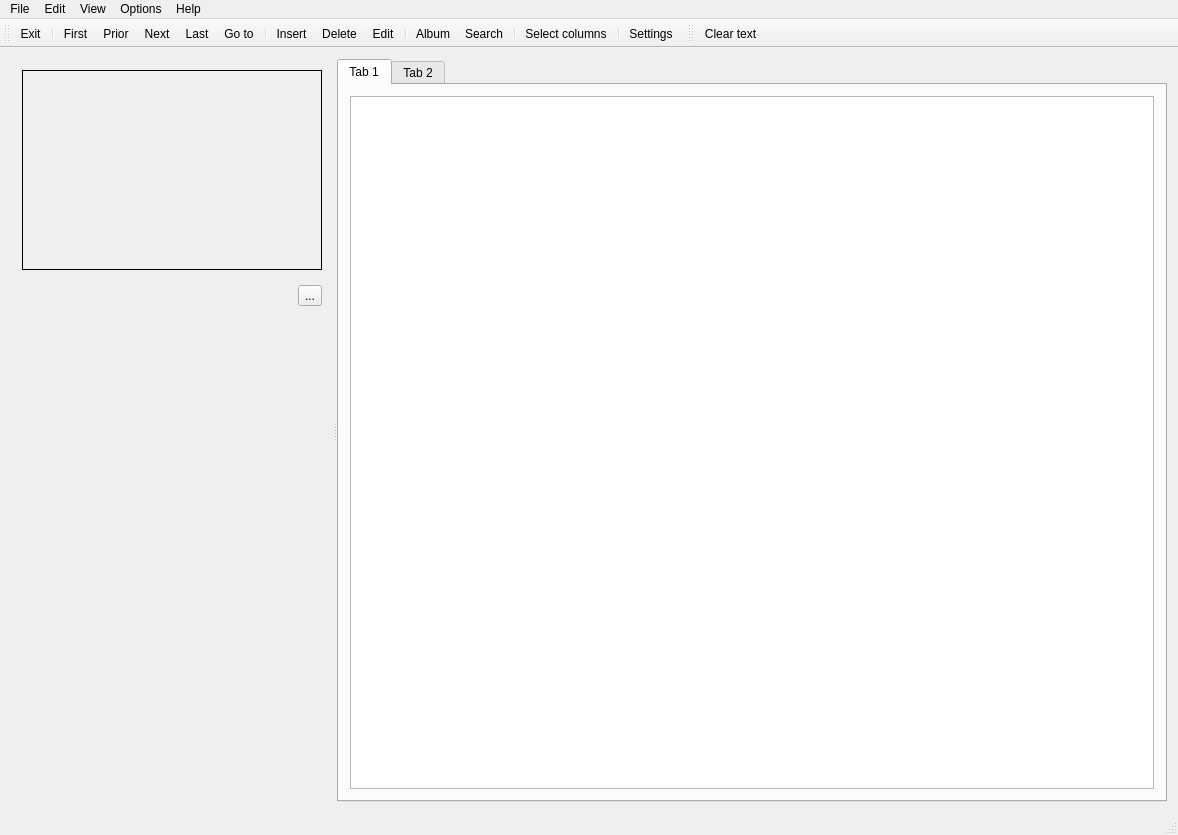
This is Forms/CMain.ui in skynowa/xxxdb as Qt 5 draws it before an edit. The edited form follows.
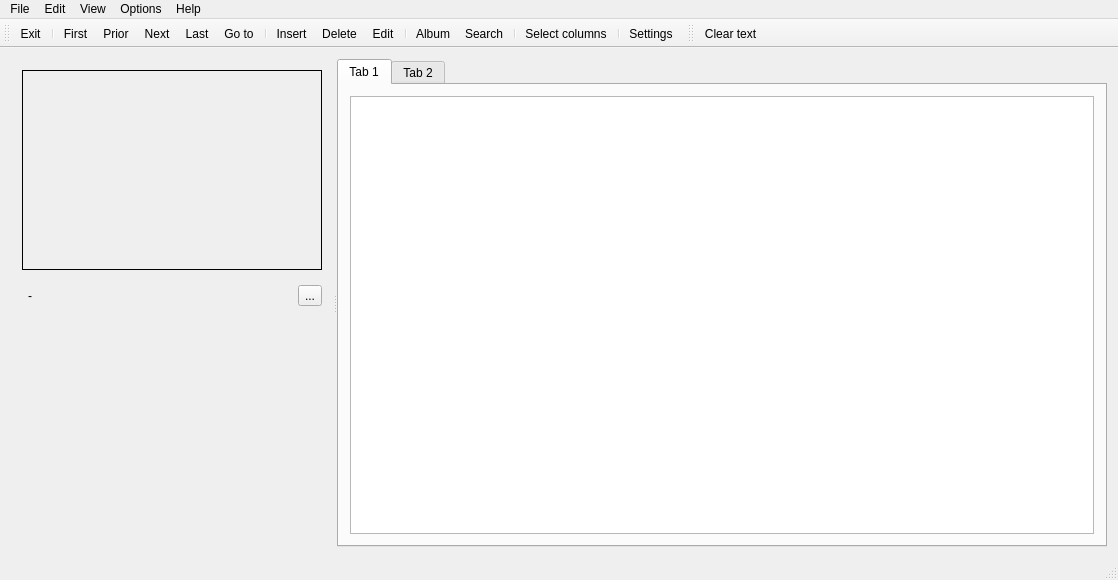
This is the edited form. Icons and pictures are not drawn. Custom widgets are drawn as their Qt base class.

Commit message: FIX: info labels

```diff
--- a/Forms/CMain.ui
+++ b/Forms/CMain.ui
@@ -2,6 +2,14 @@
 <ui version="4.0">
  <class>CMainClass</class>
  <widget class="QMainWindow" name="CMainClass">
+  <property name="geometry">
+   <rect>
+    <x>0</x>
+    <y>0</y>
+    <width>1118</width>
+    <height>580</height>
+   </rect>
+  </property>
   <property name="windowTitle">
    <string>XXXDb - accounting software for girls</string>
   </property>
@@ -47,13 +55,6 @@
           </property>
           <layout class="QGridLayout" name="gridLayout">
            <item row="0" column="0">
-            <widget class="QLabel" name="lblPhotoInfo">
-             <property name="text">
-              <string> - </string>
-             </property>
-            </widget>
-           </item>
-           <item row="0" column="1">
             <widget class="QGroupBox" name="gbxShortInfo">
              <property name="minimumSize">
               <size>
@@ -92,6 +93,13 @@
           </property>
          </widget>
         </item>
+        <item row="1" column="1">
+         <widget class="QLabel" name="lblPhotoInfo">
+          <property name="text">
+           <string>-</string>
+          </property>
+         </widget>
+        </item>
        </layout>
       </widget>
       <widget class="QTabWidget" name="tabInfo">
@@ -3159,7 +3167,7 @@
     <rect>
      <x>0</x>
      <y>0</y>
-     <width>1084</width>
+     <width>1118</width>
      <height>20</height>
     </rect>
    </property>
```
The commit also changes 1 other file.
